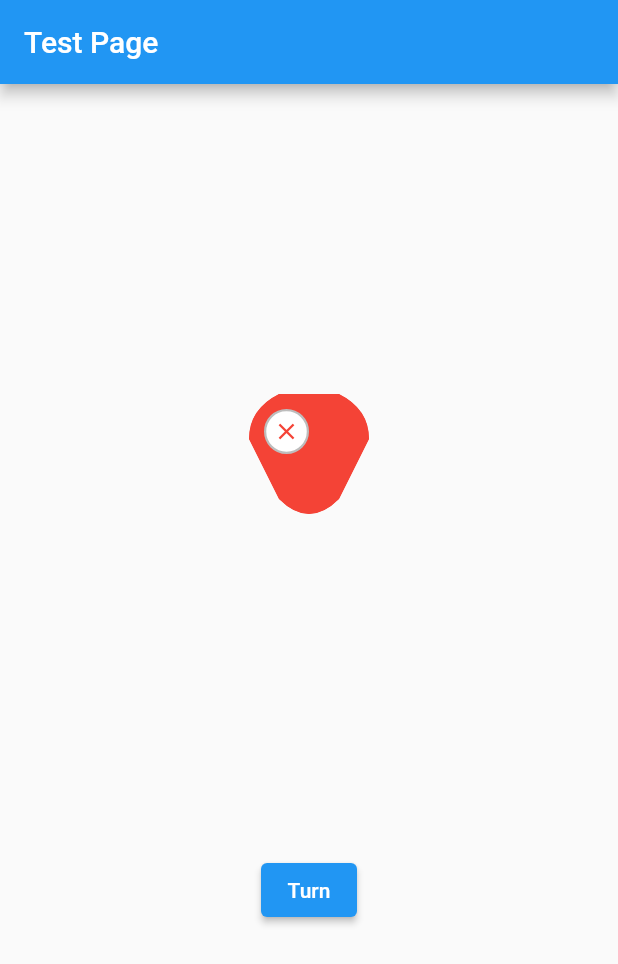
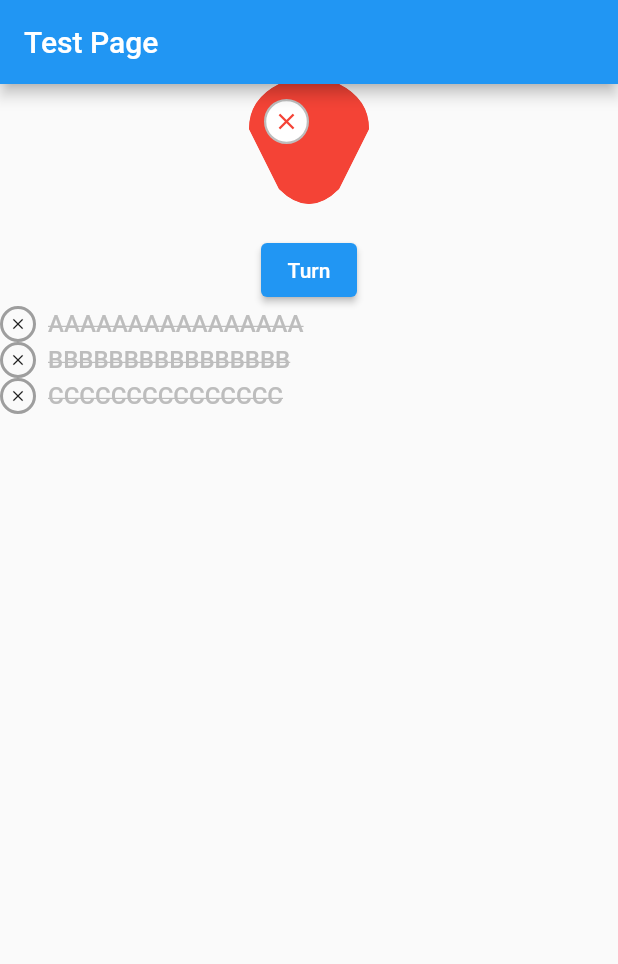
Before and after one commit to PiotrFLEURY/ugly-components, a Flutter app: the screen it shows after launch, on a phone screen of 412 x 824 dp. Shown: the top 964 px of the screen. Run offline on Flutter 3.47's test engine with Material 2 defaults, Android fonts, the phone set to English and light mode, and no system bars.

Commit message:
exclusive radio btn

```diff
--- a/example/lib/main.dart
+++ b/example/lib/main.dart
@@ -1,5 +1,6 @@
 import 'package:flutter/material.dart';
 import 'package:uglycomponents/troggle.dart';
+import 'package:uglycomponents/radio/exclusive_radio.dart';
 
 void main() {
   runApp(const MyApp());
@@ -37,9 +38,12 @@ class _TestPageState extends State<TestPage> {
       appBar: AppBar(
         title: const Text('Test Page'),
       ),
-      body: Center(
+      body: SingleChildScrollView(
+        child: Center(
           child: Column(
             mainAxisAlignment: MainAxisAlignment.spaceEvenly,
+            mainAxisSize: MainAxisSize.max,
+            crossAxisAlignment: CrossAxisAlignment.center,
             children: [
               Troggle(
                 width: 100,
@@ -58,7 +62,25 @@ class _TestPageState extends State<TestPage> {
                 },
                 child: const Text('Turn'),
               ),
+              ExclusiveRadioGroup(
+                alignment: ExclusiveRadioGroupAlignment.vertical,
+                children: [
+                  ExclusiveRadio(
+                    index: 0,
+                    text: 'AAAAAAAAAAAAAAAA',
+                  ),
+                  ExclusiveRadio(
+                    index: 1,
+                    text: 'BBBBBBBBBBBBBBBB',
+                  ),
+                  ExclusiveRadio(
+                    index: 2,
+                    text: 'CCCCCCCCCCCCCCC',
+                  ),
                 ],
+              ),
+            ],
+          ),
         ),
       ),
     );
--- /dev/null
+++ b/lib/radio/exclusive_radio.dart
@@ -0,0 +1,114 @@
+import 'package:flutter/material.dart';
+
+class ExclusiveRadio extends StatefulWidget {
+  final int index;
+  final String text;
+
+  late Function onSelected, onNotSelected;
+
+  ExclusiveRadio({
+    Key? key,
+    required this.index,
+    required this.text,
+  }) : super(key: key);
+
+  @override
+  State<ExclusiveRadio> createState() => _ExclusiveRadioState();
+}
+
+class _ExclusiveRadioState extends State<ExclusiveRadio> {
+  bool _isSelected = false;
+
+  @override
+  void initState() {
+    widget.onSelected = () {
+      setState(() {
+        _isSelected = true;
+      });
+    };
+    widget.onNotSelected = () {
+      setState(() {
+        _isSelected = false;
+      });
+    };
+    super.initState();
+  }
+
+  @override
+  Widget build(BuildContext context) {
+    return Row(
+      children: [
+        Container(
+          width: 24.0,
+          height: 24.0,
+          padding: const EdgeInsets.all(4.0),
+          decoration: BoxDecoration(
+            border: Border.all(
+              color: _isSelected ? Colors.black : Colors.grey,
+              width: 2,
+            ),
+            borderRadius: BorderRadius.circular(16),
+          ),
+          child: _isSelected
+              ? Container()
+              : Icon(
+                  Icons.close_outlined,
+                  size: 12,
+                ),
+        ),
+        const SizedBox(width: 8.0),
+        Text(
+          widget.text,
+          style: TextStyle(
+            fontSize: 16,
+            fontWeight: FontWeight.w500,
+            color: _isSelected ? Colors.black : Colors.grey[400]!,
+            decoration: _isSelected ? null : TextDecoration.lineThrough,
+          ),
+        ),
+      ],
+    );
+  }
+}
+
+enum ExclusiveRadioGroupAlignment {
+  horizontal,
+  vertical,
+}
+
+class ExclusiveRadioGroup extends StatelessWidget {
+  final List<ExclusiveRadio> children;
+  final ExclusiveRadioGroupAlignment alignment;
+
+  const ExclusiveRadioGroup({
+    Key? key,
+    required this.children,
+    required this.alignment,
+  }) : super(key: key);
+
+  @override
+  Widget build(BuildContext context) {
+    final _children = children
+        .map((child) => GestureDetector(
+              child: child,
+              onTap: () => onSelected(child.index),
+            ))
+        .toList();
+    return alignment == ExclusiveRadioGroupAlignment.horizontal
+        ? Row(
+            mainAxisAlignment: MainAxisAlignment.spaceBetween,
+            children: _children,
+          )
+        : Column(
+            mainAxisAlignment: MainAxisAlignment.spaceBetween,
+            children: _children,
+          );
+  }
+
+  onSelected(int index) {
+    children[index].onSelected();
+    children.where((element) => element.index != index).forEach(
+          (element) => element.onNotSelected(),
+        );
+  }
+}
```
Lines whose indentation alone changed are shown as unchanged.
